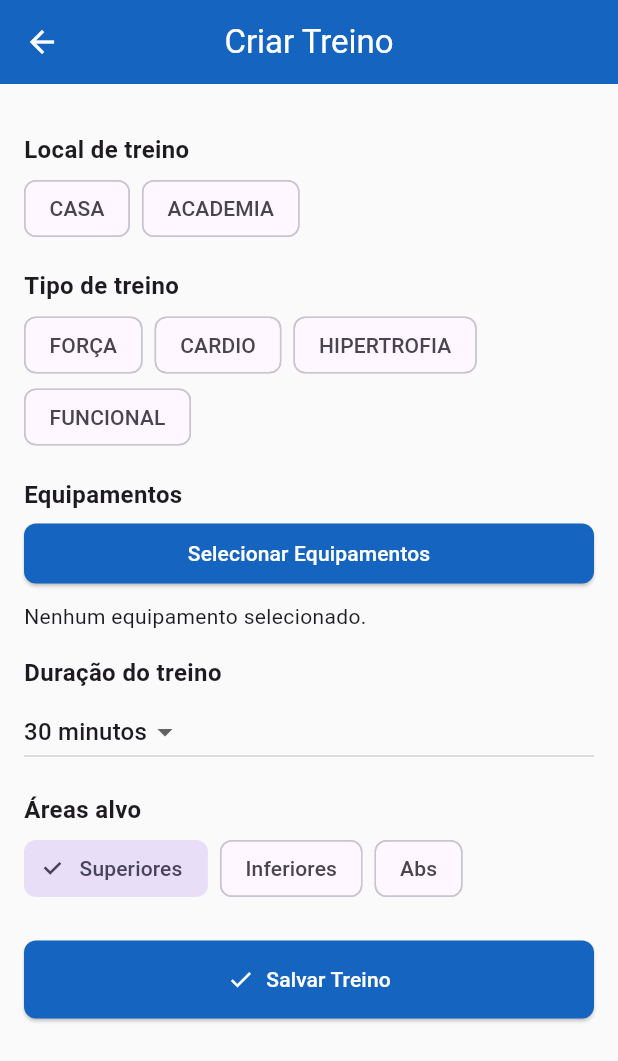
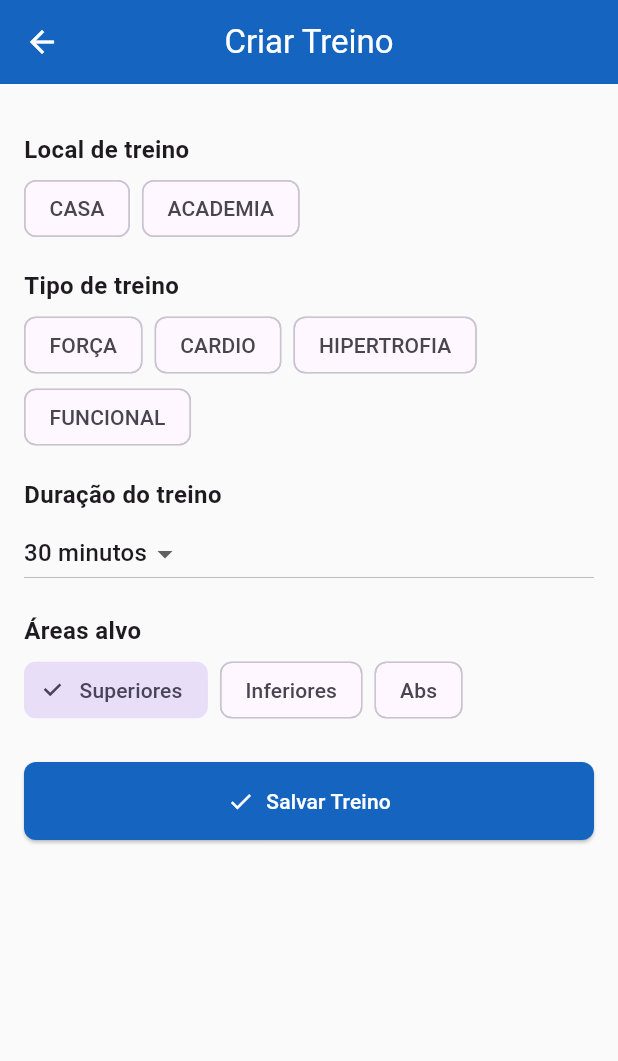
Before and after one commit to IBORD/DAM-Ufit, a Flutter app: the screen it shows once a user with an empty profile is signed in, item 2 of the bottom bar chosen, after a tap on "CRIAR TREINO", on a phone screen of 412 x 824 dp. Shown: the top 1061 px of the screen. Run offline on Flutter 3.47's test engine with Material 3 defaults, Android fonts, the phone set to English and light mode, and no system bars; our stand-ins replace cloud_firestore, firebase_auth, firebase_core, shared_preferences; accounts and stored records are empty.

Commit message:
removendo parte de equipamentos e Sua atividade

```diff
--- a/ufit/lib/src/pages/create_training.dart
+++ b/ufit/lib/src/pages/create_training.dart
@@ -225,14 +225,6 @@ class _CreateTrainingPageState extends State<CreateTrainingPage> {
               onSelected: (value) => setState(() => _tipoTreino = value),
             ),
 
-            _buildSectionTitle('Equipamentos'),
-            ElevatedButton(
-              onPressed: _selecionarEquipamentos,
-              child: const Text('Selecionar Equipamentos'),
-            ),
-            const SizedBox(height: 8),
-            _buildEquipamentoChips(),
-
             _buildSectionTitle('Duração do treino'),
             DropdownButton<int>(
               value: _duracao,
--- a/ufit/lib/src/pages/home_page.dart
+++ b/ufit/lib/src/pages/home_page.dart
@@ -128,47 +128,6 @@ class _HomePageState extends State<HomePage> {
                     ),
                     const SizedBox(height: 16.0),
                     _buildAvailableTrainings(viewModel),
-                    const SizedBox(height: 32.0),
-
-                    // Título "Sua atividade"
-                    const Text(
-                      'Sua atividade',
-                      style: TextStyle(
-                        fontWeight: FontWeight.bold,
-                        fontSize: 18,
-                      ),
-                    ),
-                    const SizedBox(height: 16.0),
-                    // Card "Início fácil"
-                    Container(
-                      width: double.infinity,
-                      padding: const EdgeInsets.all(16.0),
-                      decoration: BoxDecoration(
-                        color: Colors.blue[800],
-                        borderRadius: BorderRadius.circular(16.0),
-                      ),
-                      child: const Column(
-                        crossAxisAlignment: CrossAxisAlignment.start,
-                        children: [
-                          Text(
-                            'Início fácil:',
-                            style: TextStyle(
-                              color: Colors.white,
-                              fontSize: 20,
-                              fontWeight: FontWeight.bold,
-                            ),
-                          ),
-                          Text(
-                            'em casa',
-                            style: TextStyle(
-                              color: Colors.white,
-                              fontSize: 24,
-                              fontWeight: FontWeight.bold,
-                            ),
-                          ),
-                        ],
-                      ),
-                    ),
                     const SizedBox(height: 32.0),
                     // Título "Desafio"
                     const Text(
--- a/ufit/lib/src/pages/training_page.dart
+++ b/ufit/lib/src/pages/training_page.dart
@@ -62,10 +62,6 @@ class _TrainingPageState extends State<TrainingPage> {
               ),
               const SizedBox(height: 16.0),
               _buildStats(),
-              const SizedBox(height: 32.0),
-              _buildEquipmentSection(),
-              const SizedBox(height: 32.0),
-              _buildWarmupSwitch(),
               const SizedBox(height: 64.0),
               _buildButtons(),
             ],
```
